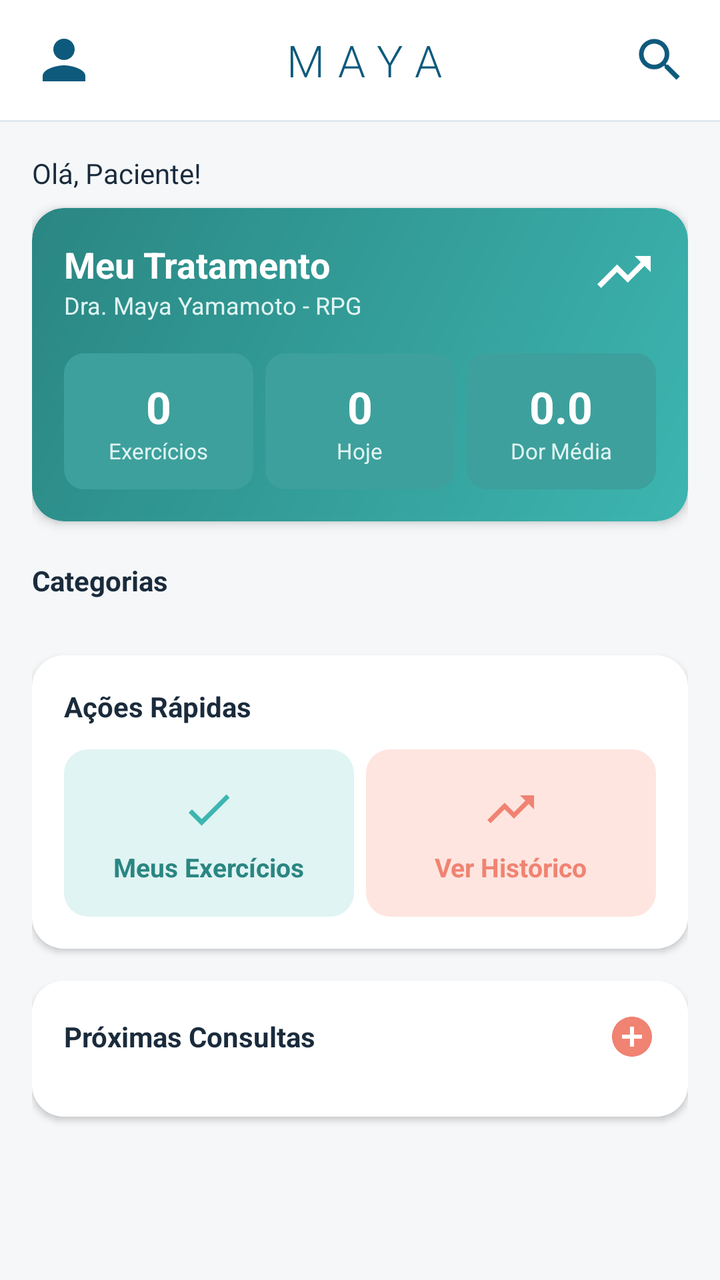
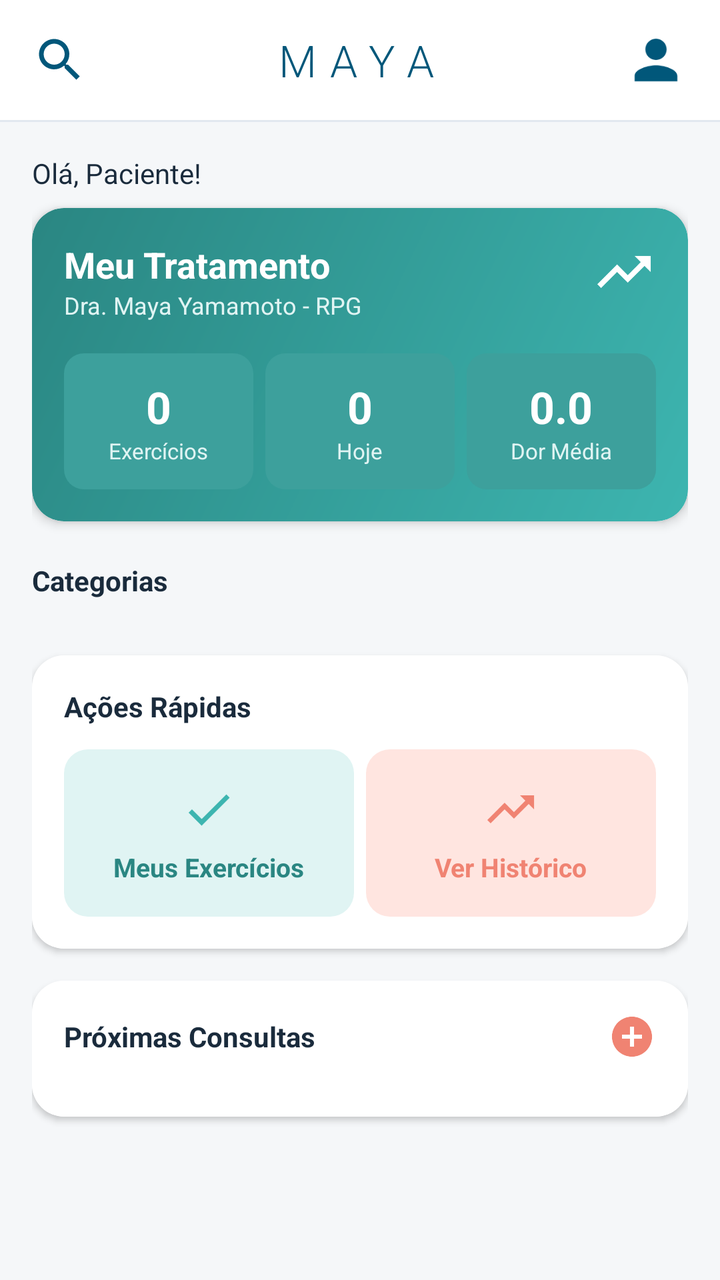

Before-and-after screenshots of an Android layout around one commit, followed by the original layout XML and the change that was made.
<!-- AndroidManifest.xml: application theme Theme.MayaRPG -->
<!-- res/layout/fragment_home.xml -->
<?xml version="1.0" encoding="utf-8"?>
<ScrollView xmlns:android="http://schemas.android.com/apk/res/android"
    xmlns:app="http://schemas.android.com/apk/res-auto"
    android:layout_width="match_parent"
    android:layout_height="match_parent"
    android:background="@color/bg_default">

    <androidx.constraintlayout.widget.ConstraintLayout
        android:layout_width="match_parent"
        android:layout_height="wrap_content">

        
        <LinearLayout
            android:id="@+id/topoBranco"
            android:layout_width="match_parent"
            android:layout_height="wrap_content"
            android:orientation="horizontal"
            android:gravity="center_vertical"
            android:background="@color/surface"
            android:paddingHorizontal="16dp"
            android:paddingVertical="14dp"
            app:layout_constraintTop_toTopOf="parent">

            <ImageView
                android:id="@+id/btnPerfil"
                android:layout_width="32dp"
                android:layout_height="32dp"
                android:src="@drawable/ic_person"
                app:tint="@color/azul_escuro" />

            <TextView
                android:id="@+id/tvLogoTopo"
                android:layout_width="0dp"
                android:layout_height="wrap_content"
                android:layout_weight="1"
                android:gravity="center"
                android:text="MAYA"
                android:textColor="@color/azul_escuro"
                android:textSize="22sp"
                android:textStyle="normal"
                android:fontFamily="sans-serif-light"
                android:letterSpacing="0.30" />

            <ImageView
                android:id="@+id/btnBuscar"
                android:layout_width="28dp"
                android:layout_height="28dp"
                android:src="@drawable/ic_search"
                app:tint="@color/azul_escuro" />
        </LinearLayout>

        
        <View
            android:id="@+id/divisoriaTopo"
            android:layout_width="match_parent"
            android:layout_height="1dp"
            android:background="@color/divider"
            app:layout_constraintTop_toBottomOf="@id/topoBranco" />

        
        <LinearLayout
            android:layout_width="match_parent"
            android:layout_height="wrap_content"
            android:orientation="vertical"
            android:padding="16dp"
            app:layout_constraintTop_toBottomOf="@id/divisoriaTopo">

            
            <TextView
                android:id="@+id/tvSaudacao"
                android:layout_width="wrap_content"
                android:layout_height="wrap_content"
                android:text="Olá, Paciente!"
                android:textColor="@color/text_primary"
                android:textSize="14sp" />

            
            <androidx.cardview.widget.CardView
                android:id="@+id/cardTratamento"
                android:layout_width="match_parent"
                android:layout_height="wrap_content"
                app:cardCornerRadius="16dp"
                app:cardElevation="3dp"
                android:layout_marginTop="8dp">

                <LinearLayout
                    android:layout_width="match_parent"
                    android:layout_height="wrap_content"
                    android:background="@drawable/bg_card_tratamento"
                    android:orientation="vertical"
                    android:padding="16dp">

                    <RelativeLayout
                        android:layout_width="match_parent"
                        android:layout_height="wrap_content">

                        <LinearLayout
                            android:layout_width="wrap_content"
                            android:layout_height="wrap_content"
                            android:orientation="vertical"
                            android:layout_alignParentStart="true">
                            <TextView
                                android:layout_width="wrap_content"
                                android:layout_height="wrap_content"
                                android:text="@string/home_meu_tratamento"
                                android:textColor="@color/white"
                                android:textSize="18sp"
                                android:textStyle="bold" />
                            <TextView
                                android:layout_width="wrap_content"
                                android:layout_height="wrap_content"
                                android:text="@string/home_dra_subtitle"
                                android:textColor="#E0F4F3"
                                android:textSize="12sp" />
                        </LinearLayout>

                        <ImageView
                            android:layout_width="32dp"
                            android:layout_height="32dp"
                            android:src="@drawable/ic_trending"
                            app:tint="@color/white"
                            android:layout_alignParentEnd="true" />
                    </RelativeLayout>

                    <LinearLayout
                        android:layout_width="match_parent"
                        android:layout_height="wrap_content"
                        android:orientation="horizontal"
                        android:layout_marginTop="16dp"
                        android:weightSum="3">

                        <LinearLayout
                            android:layout_width="0dp"
                            android:layout_height="wrap_content"
                            android:layout_weight="1"
                            android:orientation="vertical"
                            android:gravity="center"
                            android:background="@drawable/bg_tile_inner"
                            android:padding="12dp"
                            android:layout_marginEnd="6dp">
                            <TextView
                                android:id="@+id/tvTotalEx"
                                android:layout_width="wrap_content"
                                android:layout_height="wrap_content"
                                android:text="0"
                                android:textColor="@color/white"
                                android:textSize="22sp"
                                android:textStyle="bold" />
                            <TextView
                                android:layout_width="wrap_content"
                                android:layout_height="wrap_content"
                                android:text="@string/home_exercicios"
                                android:textColor="#E0F4F3"
                                android:textSize="11sp" />
                        </LinearLayout>

                        <LinearLayout
                            android:layout_width="0dp"
                            android:layout_height="wrap_content"
                            android:layout_weight="1"
                            android:orientation="vertical"
                            android:gravity="center"
                            android:background="@drawable/bg_tile_inner"
                            android:padding="12dp"
                            android:layout_marginEnd="6dp">
                            <TextView
                                android:id="@+id/tvHoje"
                                android:layout_width="wrap_content"
                                android:layout_height="wrap_content"
                                android:text="0"
                                android:textColor="@color/white"
                                android:textSize="22sp"
                                android:textStyle="bold" />
                            <TextView
                                android:layout_width="wrap_content"
                                android:layout_height="wrap_content"
                                android:text="@string/home_hoje"
                                android:textColor="#E0F4F3"
                                android:textSize="11sp" />
                        </LinearLayout>

                        <LinearLayout
                            android:layout_width="0dp"
                            android:layout_height="wrap_content"
                            android:layout_weight="1"
                            android:orientation="vertical"
                            android:gravity="center"
                            android:background="@drawable/bg_tile_inner"
                            android:padding="12dp">
                            <TextView
                                android:id="@+id/tvDorMedia"
                                android:layout_width="wrap_content"
                                android:layout_height="wrap_content"
                                android:text="0.0"
                                android:textColor="@color/white"
                                android:textSize="22sp"
                                android:textStyle="bold" />
                            <TextView
                                android:layout_width="wrap_content"
                                android:layout_height="wrap_content"
                                android:text="@string/home_dor_media"
                                android:textColor="#E0F4F3"
                                android:textSize="11sp" />
                        </LinearLayout>
                    </LinearLayout>
                </LinearLayout>
            </androidx.cardview.widget.CardView>

            
            <TextView
                android:layout_width="wrap_content"
                android:layout_height="wrap_content"
                android:text="@string/home_categorias"
                android:textColor="@color/text_primary"
                android:textSize="14sp"
                android:textStyle="bold"
                android:layout_marginTop="20dp" />

            <androidx.recyclerview.widget.RecyclerView
                android:id="@+id/rvCategorias"
                android:layout_width="match_parent"
                android:layout_height="wrap_content"
                android:layout_marginTop="8dp"
                android:orientation="horizontal"
                android:clipToPadding="false" />

            
            <androidx.cardview.widget.CardView
                android:layout_width="match_parent"
                android:layout_height="wrap_content"
                app:cardCornerRadius="16dp"
                app:cardElevation="2dp"
                android:layout_marginTop="20dp">

                <LinearLayout
                    android:layout_width="match_parent"
                    android:layout_height="wrap_content"
                    android:orientation="vertical"
                    android:padding="16dp"
                    android:background="@color/surface">

                    <TextView
                        android:layout_width="wrap_content"
                        android:layout_height="wrap_content"
                        android:text="@string/home_acoes_rapidas"
                        android:textColor="@color/text_primary"
                        android:textStyle="bold"
                        android:textSize="14sp" />

                    <LinearLayout
                        android:layout_width="match_parent"
                        android:layout_height="wrap_content"
                        android:orientation="horizontal"
                        android:layout_marginTop="12dp"
                        android:weightSum="2">

                        <LinearLayout
                            android:id="@+id/btnMeusEx"
                            android:layout_width="0dp"
                            android:layout_height="wrap_content"
                            android:layout_weight="1"
                            android:orientation="vertical"
                            android:gravity="center"
                            android:background="@drawable/bg_tile_primary_light"
                            android:padding="16dp"
                            android:layout_marginEnd="6dp"
                            android:clickable="true"
                            android:focusable="true">
                            <ImageView
                                android:layout_width="28dp"
                                android:layout_height="28dp"
                                android:src="@drawable/ic_check"
                                app:tint="@color/primary" />
                            <TextView
                                android:layout_width="wrap_content"
                                android:layout_height="wrap_content"
                                android:text="@string/home_meus_exercicios"
                                android:textColor="@color/primary_dark"
                                android:textStyle="bold"
                                android:textSize="13sp"
                                android:layout_marginTop="6dp" />
                        </LinearLayout>

                        <LinearLayout
                            android:id="@+id/btnVerHist"
                            android:layout_width="0dp"
                            android:layout_height="wrap_content"
                            android:layout_weight="1"
                            android:orientation="vertical"
                            android:gravity="center"
                            android:background="@drawable/bg_tile_coral_light"
                            android:padding="16dp"
                            android:clickable="true"
                            android:focusable="true">
                            <ImageView
                                android:layout_width="28dp"
                                android:layout_height="28dp"
                                android:src="@drawable/ic_trending"
                                app:tint="@color/coral" />
                            <TextView
                                android:layout_width="wrap_content"
                                android:layout_height="wrap_content"
                                android:text="@string/home_ver_historico"
                                android:textColor="@color/coral"
                                android:textStyle="bold"
                                android:textSize="13sp"
                                android:layout_marginTop="6dp" />
                        </LinearLayout>
                    </LinearLayout>
                </LinearLayout>
            </androidx.cardview.widget.CardView>

            
            <androidx.cardview.widget.CardView
                android:layout_width="match_parent"
                android:layout_height="wrap_content"
                app:cardCornerRadius="16dp"
                app:cardElevation="2dp"
                android:layout_marginTop="16dp"
                android:layout_marginBottom="16dp">

                <LinearLayout
                    android:layout_width="match_parent"
                    android:layout_height="wrap_content"
                    android:orientation="vertical"
                    android:padding="16dp"
                    android:background="@color/surface">

                    <RelativeLayout
                        android:layout_width="match_parent"
                        android:layout_height="wrap_content">
                        <TextView
                            android:layout_width="wrap_content"
                            android:layout_height="wrap_content"
                            android:text="@string/home_proximas_consultas"
                            android:textColor="@color/text_primary"
                            android:textStyle="bold"
                            android:textSize="14sp"
                            android:layout_centerVertical="true" />
                        <ImageView
                            android:id="@+id/btnAddConsulta"
                            android:layout_width="24dp"
                            android:layout_height="24dp"
                            android:src="@drawable/ic_add_circle"
                            app:tint="@color/coral"
                            android:layout_alignParentEnd="true" />
                    </RelativeLayout>

                    <androidx.recyclerview.widget.RecyclerView
                        android:id="@+id/rvConsultas"
                        android:layout_width="match_parent"
                        android:layout_height="wrap_content"
                        android:layout_marginTop="12dp" />

                    <TextView
                        android:id="@+id/tvSemConsultas"
                        android:layout_width="match_parent"
                        android:layout_height="wrap_content"
                        android:text="Nenhuma consulta agendada"
                        android:textColor="@color/text_secondary"
                        android:textSize="13sp"
                        android:gravity="center"
                        android:padding="16dp"
                        android:visibility="gone" />
                </LinearLayout>
            </androidx.cardview.widget.CardView>
        </LinearLayout>
    </androidx.constraintlayout.widget.ConstraintLayout>
</ScrollView>
<!-- resources referenced by this layout -->
<resources>
  <color name="azul_escuro">#0E5A7C</color>
  <color name="bg_default">#F5F7F9</color>
  <color name="coral">#F08372</color>
  <color name="divider">#E2E8F0</color>
  <color name="primary">#3DB5B0</color>
  <color name="primary_dark">#2A8682</color>
  <color name="surface">#FFFFFF</color>
  <color name="text_primary">#1A2B3C</color>
  <color name="text_secondary">#6B7B8C</color>
  <color name="white">#FFFFFF</color>
  <!-- drawable bg_card_tratamento (drawable) -->
  <?xml version="1.0" encoding="utf-8"?>
  <shape xmlns:android="http://schemas.android.com/apk/res/android"
      android:shape="rectangle">
      <gradient
          android:startColor="#3DB5B0"
          android:endColor="#2A8682"
          android:angle="135" />
      <corners android:radius="16dp" />
  </shape>
  <!-- drawable bg_tile_coral_light (drawable) -->
  <?xml version="1.0" encoding="utf-8"?>
  <shape xmlns:android="http://schemas.android.com/apk/res/android"
      android:shape="rectangle">
      <solid android:color="#FFE5E0" />
      <corners android:radius="12dp" />
  </shape>
  <!-- drawable bg_tile_inner (drawable) -->
  <?xml version="1.0" encoding="utf-8"?>
  <shape xmlns:android="http://schemas.android.com/apk/res/android"
      android:shape="rectangle">
      <solid android:color="#3DA09C" />
      <corners android:radius="10dp" />
  </shape>
  <!-- drawable bg_tile_primary_light (drawable) -->
  <?xml version="1.0" encoding="utf-8"?>
  <shape xmlns:android="http://schemas.android.com/apk/res/android"
      android:shape="rectangle">
      <solid android:color="#E0F4F3" />
      <corners android:radius="12dp" />
  </shape>
  <!-- drawable ic_add_circle (drawable) -->
  <vector xmlns:android="http://schemas.android.com/apk/res/android"
      android:width="24dp" android:height="24dp"
      android:viewportWidth="24" android:viewportHeight="24">
      <path android:fillColor="@android:color/white"
          android:pathData="M12,2C6.48,2 2,6.48 2,12s4.48,10 10,10 10,-4.48 10,-10S17.52,2 12,2zM17,13h-4v4h-2v-4L7,13v-2h4L11,7h2v4h4v2z"/>
  </vector>
  <!-- drawable ic_check (drawable) -->
  <vector xmlns:android="http://schemas.android.com/apk/res/android"
      android:width="24dp" android:height="24dp"
      android:viewportWidth="24" android:viewportHeight="24">
      <path android:fillColor="@android:color/white"
          android:pathData="M9,16.17L4.83,12l-1.42,1.41L9,19 21,7l-1.41,-1.41z"/>
  </vector>
  <!-- drawable ic_person (drawable) -->
  <vector xmlns:android="http://schemas.android.com/apk/res/android"
      android:width="24dp" android:height="24dp"
      android:viewportWidth="24" android:viewportHeight="24">
      <path android:fillColor="@android:color/white"
          android:pathData="M12,12c2.21,0 4,-1.79 4,-4s-1.79,-4 -4,-4 -4,1.79 -4,4 1.79,4 4,4zM12,14c-2.67,0 -8,1.34 -8,4v2h16v-2c0,-2.66 -5.33,-4 -8,-4z"/>
  </vector>
  <!-- drawable ic_trending (drawable) -->
  <vector xmlns:android="http://schemas.android.com/apk/res/android"
      android:width="24dp" android:height="24dp"
      android:viewportWidth="24" android:viewportHeight="24">
      <path android:fillColor="@android:color/white"
          android:pathData="M16,6l2.29,2.29 -4.88,4.88 -4,-4L2,16.59 3.41,18l6,-6 4,4 6.3,-6.29L22,12V6z"/>
  </vector>
  <string name="home_acoes_rapidas">Ações Rápidas</string>
  <string name="home_categorias">Categorias</string>
  <string name="home_dor_media">Dor Média</string>
  <string name="home_dra_subtitle">Dra. Maya Yamamoto - RPG</string>
  <string name="home_exercicios">Exercícios</string>
  <string name="home_hoje">Hoje</string>
  <string name="home_meu_tratamento">Meu Tratamento</string>
  <string name="home_meus_exercicios">Meus Exercícios</string>
  <string name="home_proximas_consultas">Próximas Consultas</string>
  <string name="home_ver_historico">Ver Histórico</string>
  <color name="coral_light">#F5A89C</color>
  <!-- unchanged entries left out for length: 2 -->
</resources>

<!-- the commit's change to res/layout/fragment_home.xml (unified diff, before → after) -->
@@ -22,34 +22,33 @@
             app:layout_constraintTop_toTopOf="parent">
 
             <ImageView
+                android:id="@+id/btnBuscar"
+                android:layout_width="28dp"
+                android:layout_height="28dp"
+                android:src="@drawable/ic_search"
+                app:tint="#01577A" />
+
+            <TextView
+                android:id="@+id/tvLogoTopo"
+                android:layout_width="0dp"
+                android:layout_height="wrap_content"
+                android:layout_weight="1"
+                android:gravity="center"
+                android:text="MAYA"
+                android:textColor="#01577A"
+                android:textSize="22sp"
+                android:textStyle="normal"
+                android:fontFamily="sans-serif-light"
+                android:letterSpacing="0.30" />
+
+            <ImageView
                 android:id="@+id/btnPerfil"
                 android:layout_width="32dp"
                 android:layout_height="32dp"
                 android:src="@drawable/ic_person"
-                app:tint="@color/azul_escuro" />
-
-            <TextView
-                android:id="@+id/tvLogoTopo"
-                android:layout_width="0dp"
-                android:layout_height="wrap_content"
-                android:layout_weight="1"
-                android:gravity="center"
-                android:text="MAYA"
-                android:textColor="@color/azul_escuro"
-                android:textSize="22sp"
-                android:textStyle="normal"
-                android:fontFamily="sans-serif-light"
-                android:letterSpacing="0.30" />
-
-            <ImageView
-                android:id="@+id/btnBuscar"
-                android:layout_width="28dp"
-                android:layout_height="28dp"
-                android:src="@drawable/ic_search"
-                app:tint="@color/azul_escuro" />
+                app:tint="#01577A" />
         </LinearLayout>
 
-        
         <View
             android:id="@+id/divisoriaTopo"
             android:layout_width="match_parent"
@@ -216,10 +215,12 @@
                 android:textStyle="bold"
                 android:layout_marginTop="20dp" />
 
+            
             <androidx.recyclerview.widget.RecyclerView
                 android:id="@+id/rvCategorias"
-                android:layout_width="match_parent"
-                android:layout_height="wrap_content"
+                android:layout_width="wrap_content"
+                android:layout_height="wrap_content"
+                android:layout_gravity="center_horizontal"
                 android:layout_marginTop="8dp"
                 android:orientation="horizontal"
                 android:clipToPadding="false" />
<!-- resource entries referenced after the edit -->
@@ -1,6 +1,5 @@
 <!-- resources referenced by this layout -->
 <resources>
-  <color name="azul_escuro">#0E5A7C</color>
   <color name="bg_default">#F5F7F9</color>
   <color name="coral">#F08372</color>
   <color name="divider">#E2E8F0</color>
